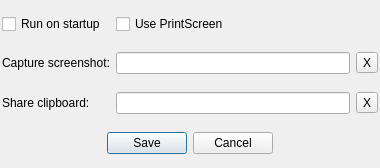
Old version of the form gui/ui/settings.ui in the repository rokups/paste2box.
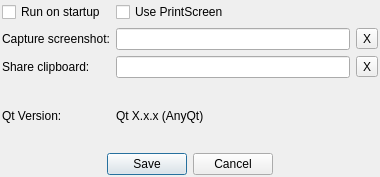
New version of the form. Icons and pictures are not drawn. Custom widgets are drawn as their Qt base class.

Commit message: Show qt version and wrapper lib in settings.

The edit to the form file:
```diff
--- a/gui/ui/settings.ui
+++ b/gui/ui/settings.ui
@@ -7,7 +7,7 @@
     <x>0</x>
     <y>0</y>
     <width>380</width>
-    <height>168</height>
+    <height>177</height>
    </rect>
   </property>
   <property name="windowTitle">
@@ -119,7 +119,7 @@
      </property>
     </widget>
    </item>
-   <item row="4" column="0" colspan="3">
+   <item row="5" column="0" colspan="3">
     <layout class="QHBoxLayout" name="horizontalLayout">
      <item>
       <spacer name="horizontalSpacer">
@@ -156,6 +156,20 @@
      </item>
     </layout>
    </item>
+   <item row="4" column="0">
+    <widget class="QLabel" name="label">
+     <property name="text">
+      <string>Qt Version:</string>
+     </property>
+    </widget>
+   </item>
+   <item row="4" column="1">
+    <widget class="QLabel" name="qt_version">
+     <property name="text">
+      <string>Qt X.x.x (AnyQt)</string>
+     </property>
+    </widget>
+   </item>
   </layout>
  </widget>
  <customwidgets>
```
The commit also changes 1 other file.
